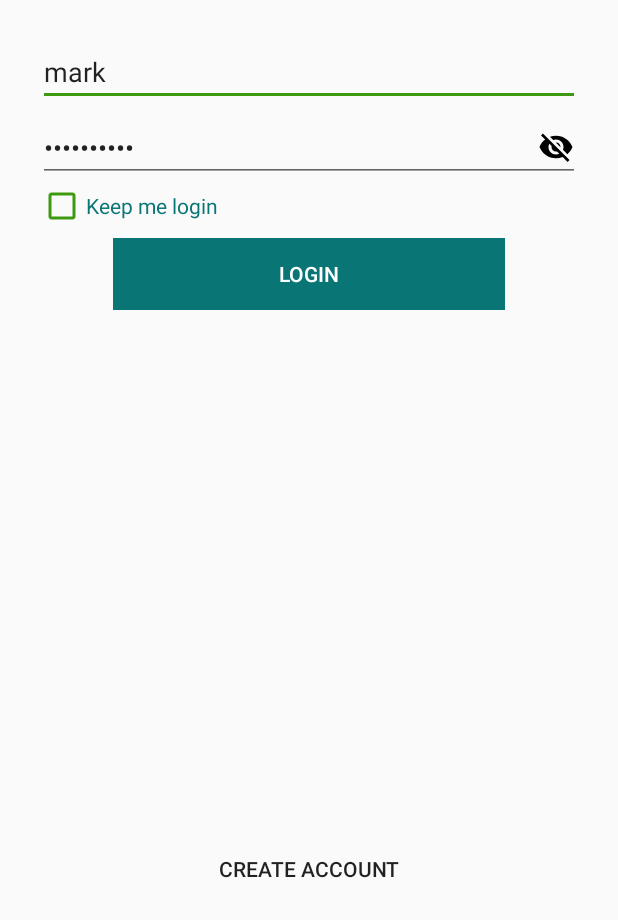
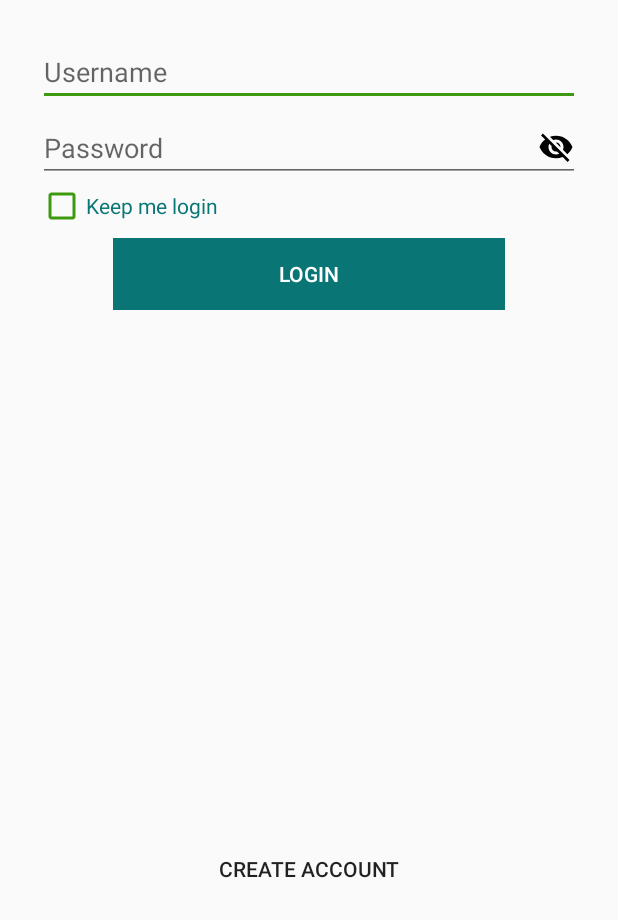
Before and after one commit to MarkAguirre26/FoodAllergen, an Android app: the screen it shows after launch (LoginActivity), on a phone screen of 412 x 824 dp, the part 316-1236 px from its top. Run offline under Robolectric (Android 15) with nearby library versions, the phone set to English and light mode, and no system bars; our stand-ins replace Firebase (no records; nobody signed in at launch, a user with empty details on screens opened directly).

Commit message:
remove cred from login
Change-Id: I998b96a8d2968edd2166bd04e169c3acb580edae

```diff
--- a/app/src/main/java/com/thesis/pdm/hallergen/LoginActivity.java
+++ b/app/src/main/java/com/thesis/pdm/hallergen/LoginActivity.java
@@ -60,8 +60,8 @@ public class LoginActivity extends AppCompatActivity {
         etUsername = findViewById(R.id.etUsername);
         etPassword = findViewById(R.id.etPassword);
 
-        etUsername.setText("mark");
-        etPassword.setText("aaaaaaaaaa");
+//        etUsername.setText("mark");
+//        etPassword.setText("aaaaaaaaaa");
 
         db = new DatabaseAdapter(getApplicationContext());
 
```
